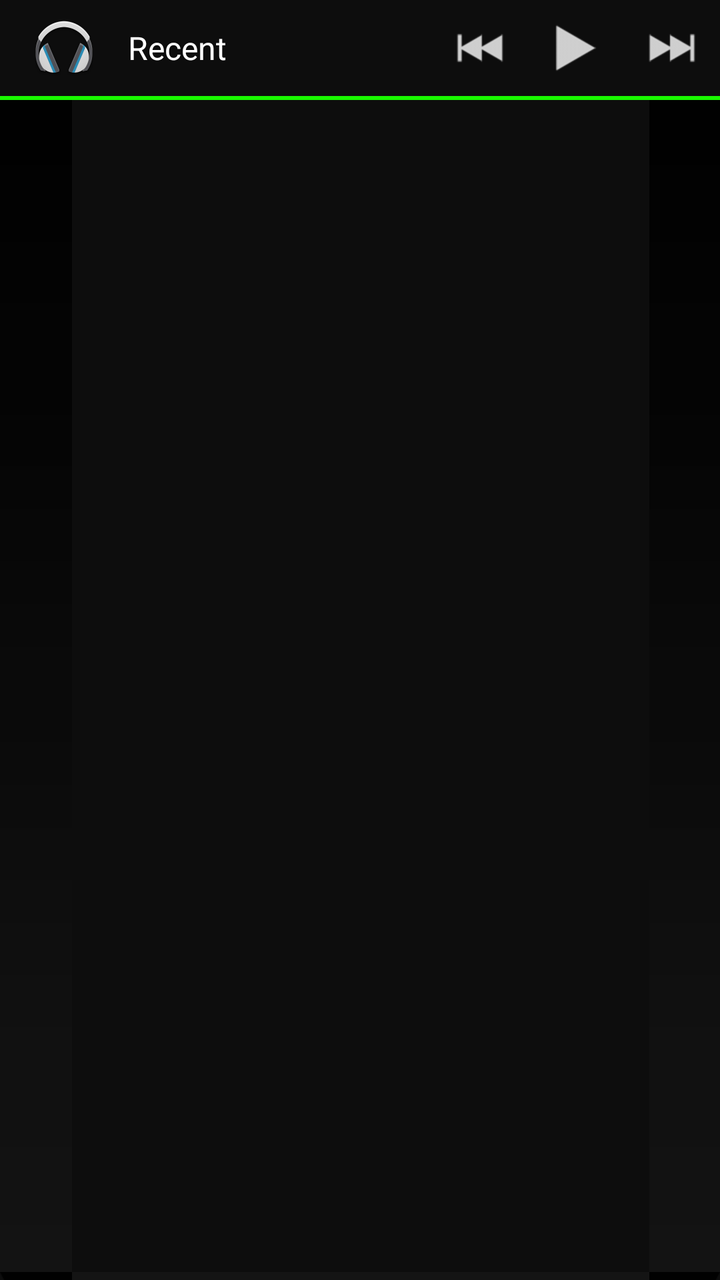
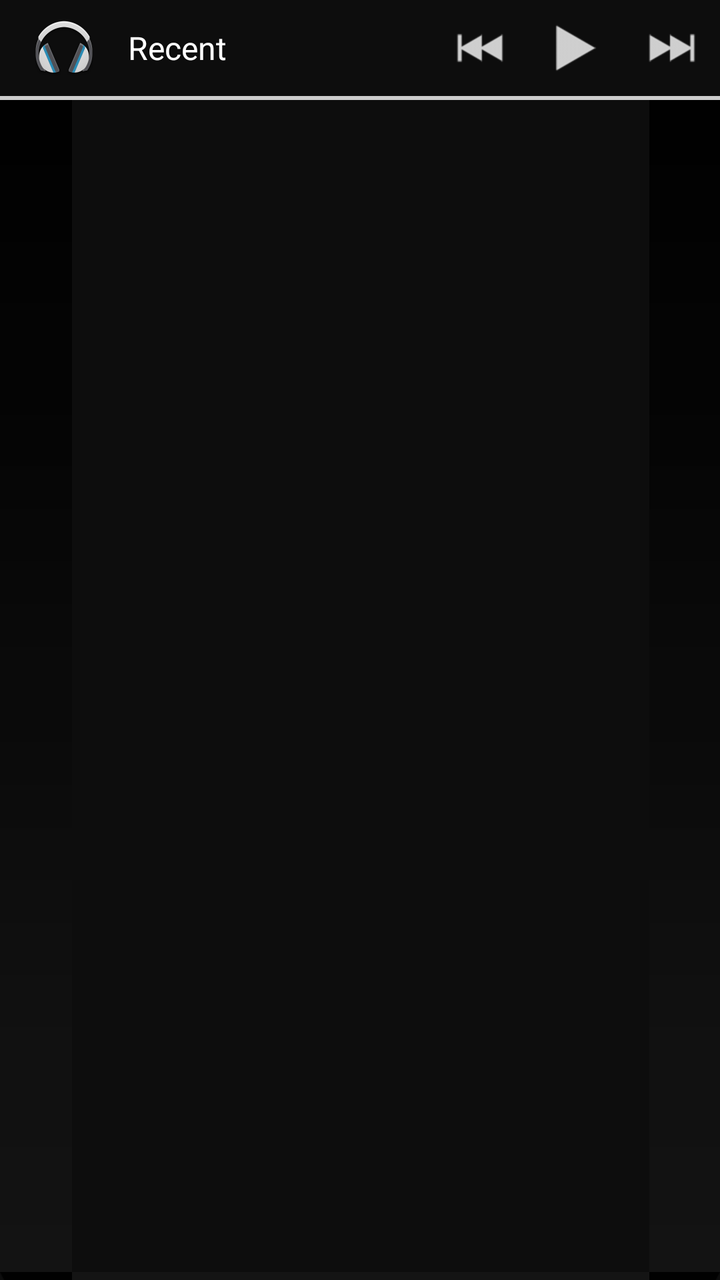

Compare the two renders of this Android layout. The source of the first and the diff that turns it into the second are given below.
<!-- AndroidManifest.xml: application theme Apollo.Theme.Dark -->
<!-- res/layout/app_widget_recents.xml -->
<?xml version="1.0" encoding="utf-8"?>
<RelativeLayout xmlns:android="http://schemas.android.com/apk/res/android"
    xmlns:tools="http://schemas.android.com/tools"
    android:layout_width="match_parent"
    android:layout_height="match_parent"
    android:layout_margin="0dp"
    android:background="@color/action_bar_color"
    tools:ignore="RelativeOverlap,ContentDescription">

    <RelativeLayout
        android:id="@+id/app_widget_recents_action_bar"
        android:layout_width="match_parent"
        android:layout_height="@dimen/app_widget_recents_action_bar_height">

        <ImageView
            android:id="@+id/app_widget_recents_icon"
            android:layout_width="wrap_content"
            android:layout_height="match_parent"
            android:layout_centerVertical="true"
            android:background="@android:color/transparent"
            android:contentDescription="@string/app_name"
            android:padding="@dimen/app_widget_recents_action_bar_item_padding"
            android:scaleType="centerInside"
            android:src="@drawable/ic_launcher" />

        <TextView
            android:layout_width="wrap_content"
            android:layout_height="wrap_content"
            android:layout_centerVertical="true"
            android:layout_toEndOf="@+id/app_widget_recents_icon"
            android:layout_toRightOf="@+id/app_widget_recents_icon"
            android:singleLine="true"
            android:text="@string/page_recent"
            android:textColor="@color/white"
            android:textSize="@dimen/text_size_medium" />

        <ImageButton
            android:id="@+id/app_widget_recents_previous"
            android:layout_width="@dimen/app_widget_recents_action_bar_height"
            android:layout_height="match_parent"
            android:layout_centerVertical="true"
            android:layout_toLeftOf="@+id/app_widget_recents_play"
            android:background="@android:color/transparent"
            android:contentDescription="@null"
            android:scaleType="center"
            android:src="@drawable/btn_playback_previous"
            android:layout_toStartOf="@+id/app_widget_recents_play" />

        <ImageButton
            android:id="@+id/app_widget_recents_play"
            android:layout_width="@dimen/app_widget_recents_action_bar_height"
            android:layout_height="match_parent"
            android:layout_centerVertical="true"
            android:layout_toLeftOf="@+id/app_widget_recents_next"
            android:background="@android:color/transparent"
            android:scaleType="center"
            android:src="@drawable/btn_playback_play"
            android:layout_toStartOf="@+id/app_widget_recents_next" />

        <ImageButton
            android:id="@+id/app_widget_recents_next"
            android:layout_width="@dimen/app_widget_recents_action_bar_height"
            android:layout_height="match_parent"
            android:layout_alignParentRight="true"
            android:layout_centerVertical="true"
            android:background="@android:color/transparent"
            android:contentDescription="@null"
            android:scaleType="center"
            android:src="@drawable/btn_playback_next"
            android:layout_alignParentEnd="true" />
    </RelativeLayout>

    <ImageView
        android:id="@+id/colorstrip"
        android:layout_width="match_parent"
        android:layout_height="@dimen/colorstrip_height"
        android:layout_below="@+id/app_widget_recents_action_bar"
        android:background="@color/holo_green"
        android:contentDescription="@null" />

    <FrameLayout
        android:layout_width="match_parent"
        android:layout_height="match_parent"
        android:layout_below="@+id/colorstrip"
        android:layout_centerVertical="true"
        android:background="@drawable/appwidget_bg">

        <ListView
            android:id="@+id/app_widget_recents_list"
            android:layout_width="match_parent"
            android:layout_height="match_parent"
            android:background="@null"
            android:cacheColorHint="@color/transparent" />
    </FrameLayout>

</RelativeLayout>
<!-- resources referenced by this layout -->
<resources>
  <color name="action_bar_color">#ff0d0d0d</color>
  <color name="holo_green">#ff19F800</color>
  <color name="transparent">#00000000</color>
  <color name="white">#ffffffff</color>
  <dimen name="app_widget_recents_action_bar_height">48.0dip</dimen>
  <dimen name="app_widget_recents_action_bar_item_padding">8.0dip</dimen>
  <dimen name="colorstrip_height">2.0dip</dimen>
  <dimen name="text_size_medium">16.0sp</dimen>
  <!-- drawable appwidget_bg: png bitmap (drawable-hdpi, 489 bytes) -->
  <!-- drawable btn_playback_next: png bitmap (drawable-hdpi, 1521 bytes) -->
  <!-- drawable btn_playback_play: png bitmap (drawable-hdpi, 1410 bytes) -->
  <!-- drawable btn_playback_previous: png bitmap (drawable-hdpi, 1503 bytes) -->
  <!-- drawable ic_launcher: png bitmap (drawable-hdpi, 4752 bytes) -->
  <string name="app_name" translatable="false">Apollo</string>
  <string name="page_recent">Recent</string>
  <style name="Apollo.Theme.Dark" parent="Theme.AppCompat.NoActionBar">
  
          <item name="colorPrimaryDark">#ff0a0a0a</item>
          <item name="windowActionBar">false</item>
          <item name="windowNoTitle">true</item>
          <item name="colorAccent">@android:color/white</item>
          <item name="android:colorBackground">@android:color/black</item>
          <item name="android:windowContentOverlay">@null</item>
      </style>
</resources>

<!-- the commit's change to res/layout/app_widget_recents.xml (unified diff, before → after) -->
@@ -75,7 +75,7 @@
         android:layout_width="match_parent"
         android:layout_height="@dimen/colorstrip_height"
         android:layout_below="@+id/app_widget_recents_action_bar"
-        android:background="@color/holo_green"
+        android:background="@color/transparent_white"
         android:contentDescription="@null" />
 
     <FrameLayout
<!-- resource entries referenced after the edit -->
@@ -1,8 +1,8 @@
 <!-- resources referenced by this layout -->
 <resources>
   <color name="action_bar_color">#ff0d0d0d</color>
-  <color name="holo_green">#ff19F800</color>
   <color name="transparent">#00000000</color>
+  <color name="transparent_white">#ffcccccc</color>
   <color name="white">#ffffffff</color>
   <dimen name="app_widget_recents_action_bar_height">48.0dip</dimen>
   <dimen name="app_widget_recents_action_bar_item_padding">8.0dip</dimen>
